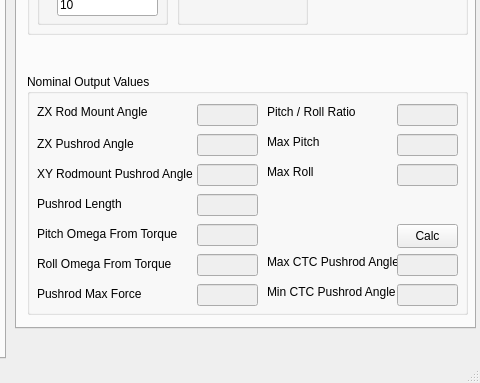
chadat23/MotionVisualizer, file main_window.ui: the form before one commit; both pictures show x 665 to 1145 and y 351 to 734 of the 1145 by 734 pixel window.
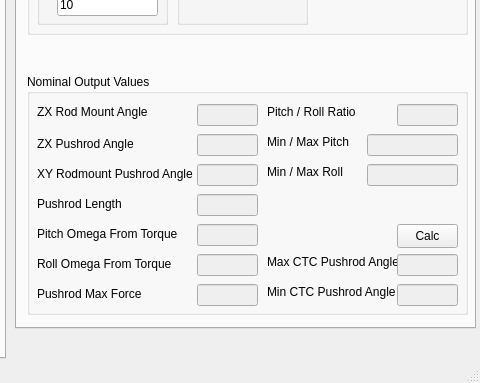
The form after the commit. Icons and pictures are not drawn.

The edit to the form file:
```diff
--- a/main_window.ui
+++ b/main_window.ui
@@ -1127,9 +1127,9 @@
        </property>
        <property name="geometry">
         <rect>
-         <x>370</x>
+         <x>340</x>
          <y>60</y>
-         <width>61</width>
+         <width>91</width>
          <height>22</height>
         </rect>
        </property>
@@ -1147,7 +1147,7 @@
         </rect>
        </property>
        <property name="text">
-        <string>Max Pitch</string>
+        <string>Min / Max Pitch</string>
        </property>
       </widget>
       <widget class="QLineEdit" name="max_roll_ctc">
@@ -1156,9 +1156,9 @@
        </property>
        <property name="geometry">
         <rect>
-         <x>370</x>
+         <x>340</x>
          <y>90</y>
-         <width>61</width>
+         <width>91</width>
          <height>22</height>
         </rect>
        </property>
@@ -1176,7 +1176,7 @@
         </rect>
        </property>
        <property name="text">
-        <string>Max Roll</string>
+        <string>Min / Max Roll</string>
        </property>
       </widget>
      </widget>
```
Left out of the diff: 20 changed lines with no effect on the pictures.
